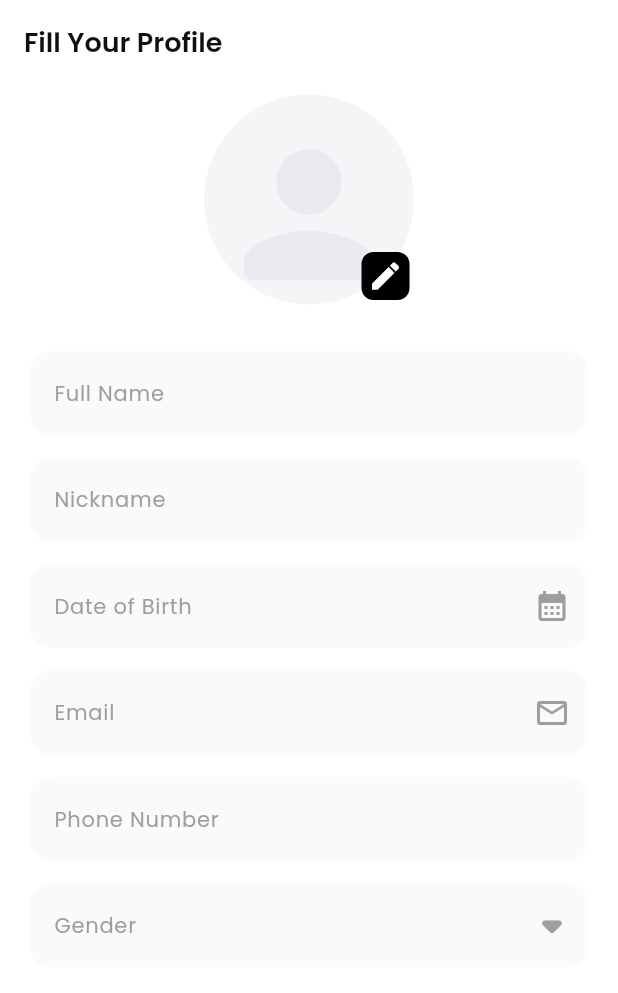
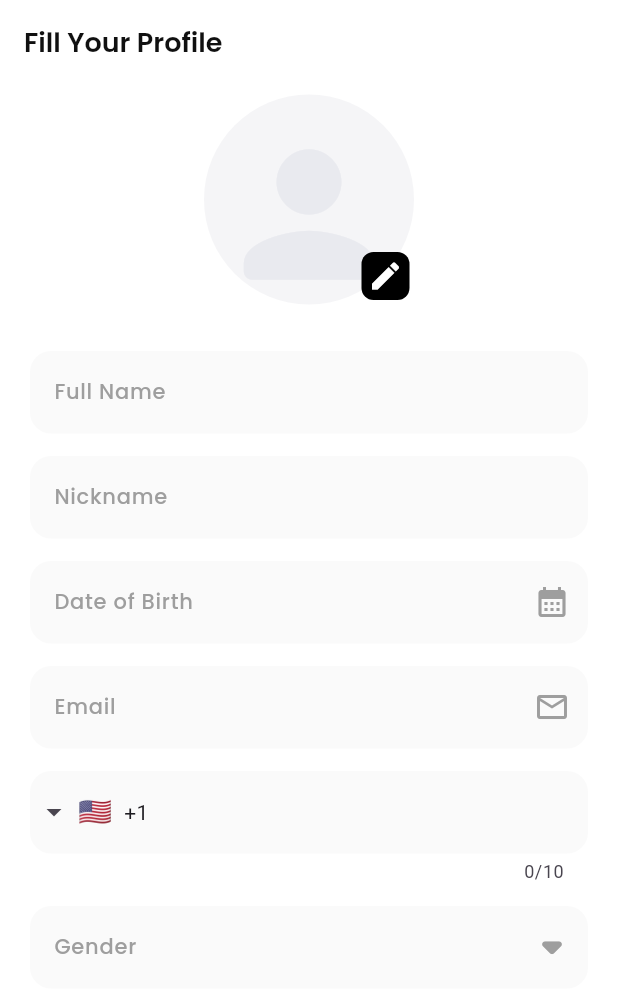
Before and after one commit to Aman-Singh-Rawat/E-Commerce-App, a Flutter app: the screen it shows after launch, on a phone screen of 412 x 824 dp. Shown: the top 993 px of the screen. Run offline on Flutter 3.47's test engine with Material 3 defaults, Android fonts, the phone set to English and light mode, and no system bars; drawn by our look-alikes of intl_phone_field; our stand-ins replace flutter_svg, google_fonts.

Commit message:
add IntlPhoneField and show datePicker

```diff
--- a/lib/main.dart
+++ b/lib/main.dart
@@ -1,8 +1,6 @@
 import 'package:flutter/material.dart';
 import 'package:shoesy/ui/screens/profile/fill_profile.dart';
 import 'package:shoesy/ui/screens/shared/bottom_navbar.dart';
-import 'package:shoesy/ui/screens/splash/splash_screen.dart';
-import 'package:shoesy/widgets/custom_textfield.dart';
 
 void main() {
   runApp(
--- a/lib/ui/screens/authentication/forgot_password_dialog.dart
+++ b/lib/ui/screens/authentication/forgot_password_dialog.dart
@@ -1,7 +1,6 @@
 import 'package:flutter/material.dart';
 import 'package:google_fonts/google_fonts.dart';
 
-import '../shared/bottom_navbar.dart';
 
 class ForgotPasswordDialog extends StatelessWidget {
   const ForgotPasswordDialog({super.key});
--- a/lib/ui/screens/profile/fill_profile.dart
+++ b/lib/ui/screens/profile/fill_profile.dart
@@ -1,8 +1,4 @@
-import 'dart:convert';
-
-import 'package:flutter/cupertino.dart';
 import 'package:flutter/material.dart';
-import 'package:flutter_svg/svg.dart';
 import 'package:google_fonts/google_fonts.dart';
 import 'package:shoesy/widgets/custom_textfield.dart';
 
@@ -12,6 +8,7 @@ class FillProfile extends StatelessWidget {
   Future<void> _selectDate(BuildContext context) async {
     final DateTime? pickedDate = await showDatePicker(
       context: context,
+      initialDate: DateTime(2004, 7, 12),
       firstDate: DateTime(1947),
       lastDate: DateTime(2024),
     );
@@ -79,11 +76,11 @@ class FillProfile extends StatelessWidget {
                 ],
               ),
               const SizedBox(height: 24),
-              const CustomTextField(
+              CustomTextField(
                 hintText: "Full Name",
                 inputType: TextInputType.name,
               ),
-              const CustomTextField(
+              CustomTextField(
                 hintText: "Nickname",
                 inputType: TextInputType.name,
               ),
@@ -91,22 +88,21 @@ class FillProfile extends StatelessWidget {
                 hintText: "Date of Birth",
                 isEnabled: true,
                 onClicked: () {
-                  print("Hey bro.!!");
-                  //_selectDate(context);
+                  _selectDate(context);
                 },
                 inputType: TextInputType.datetime,
                 suffixIcon: Icons.calendar_month,
               ),
-              const CustomTextField(
+              CustomTextField(
                 hintText: "Email",
                 inputType: TextInputType.emailAddress,
                 suffixIcon: Icons.email_outlined,
               ),
-              const CustomTextField(
+              CustomTextField(
                 hintText: "Phone Number",
                 inputType: TextInputType.datetime,
               ),
-              const CustomTextField(
+              CustomTextField(
                 hintText: "Gender",
                 isEnabled: true,
                 inputType: TextInputType.emailAddress,
--- a/lib/widgets/custom_textfield.dart
+++ b/lib/widgets/custom_textfield.dart
@@ -1,17 +1,15 @@
-import 'package:flutter/cupertino.dart';
 import 'package:flutter/material.dart';
-import 'package:flutter/services.dart';
 import 'package:google_fonts/google_fonts.dart';
+import 'package:intl_phone_field/intl_phone_field.dart';
 
 class CustomTextField extends StatelessWidget {
-  const CustomTextField({
-    super.key,
+  CustomTextField(
+      {super.key,
       required this.hintText,
       this.suffixIcon,
       this.inputType,
       this.isEnabled,
-    this.onClicked
-  });
+      this.onClicked});
 
   final String hintText;
   final IconData? suffixIcon;
@@ -19,21 +17,7 @@ class CustomTextField extends StatelessWidget {
   final bool? isEnabled;
   final VoidCallback? onClicked;
 
-  @override
-  Widget build(BuildContext context) {
-    return Column(
-      children: [
-        TextFormField(
-          onTap: () {
-            if (onClicked != null) {
-              print("TextFormField tapped"); // Debugging print
-              onClicked!(); // Trigger the onClicked callback
-            }
-        },
-          readOnly: isEnabled ?? false,
-          keyboardType: inputType,
-          cursorColor: const Color(0xFF101010),
-          decoration: InputDecoration(
+  final InputDecoration _decoration = InputDecoration(
     fillColor: const Color(0xFFFAFAFA),
     filled: true,
     border: const OutlineInputBorder(
@@ -42,11 +26,37 @@ class CustomTextField extends StatelessWidget {
       ),
       borderSide: BorderSide.none,
     ),
-            hintText: hintText,
     hintStyle: GoogleFonts.poppins(
       color: Colors.grey,
       fontSize: 14,
     ),
+  );
+
+  final TextStyle _textStyle = GoogleFonts.poppins(
+    fontSize: 15,
+    fontWeight: FontWeight.w500,
+    color: const Color(0xFF101010),
+  );
+
+  @override
+  Widget build(BuildContext context) {
+    return Column(
+      children: [
+        hintText == "Phone Number"
+            ? IntlPhoneField(
+                style: _textStyle,
+                keyboardType: inputType!,
+                decoration: _decoration,
+                cursorColor: const Color(0xFF101010),
+              )
+            : TextFormField(
+                style: _textStyle,
+                onTap: onClicked,
+                readOnly: isEnabled ?? false,
+                keyboardType: inputType,
+                cursorColor: const Color(0xFF101010),
+                decoration: _decoration.copyWith(
+                  hintText: hintText,
                   suffixIcon: (suffixIcon == Icons.arrow_drop_down_rounded)
                       ? Icon(
                           suffixIcon,
--- a/pubspec.yaml
+++ b/pubspec.yaml
@@ -38,6 +38,7 @@ dependencies:
   google_fonts: ^6.2.1
   font_awesome_flutter: ^10.8.0
   flutter_svg: ^2.0.12
+  intl_phone_field: ^3.2.0
 
 dev_dependencies:
   flutter_test:
```
Also changed, not shown: pubspec.lock. Lines whose indentation alone changed are shown as unchanged.
